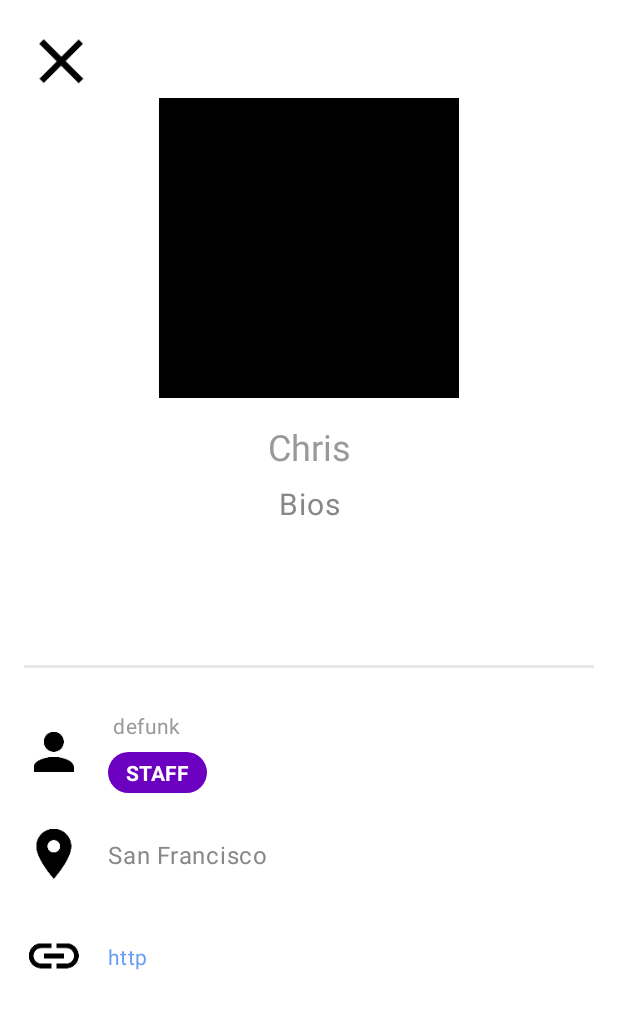
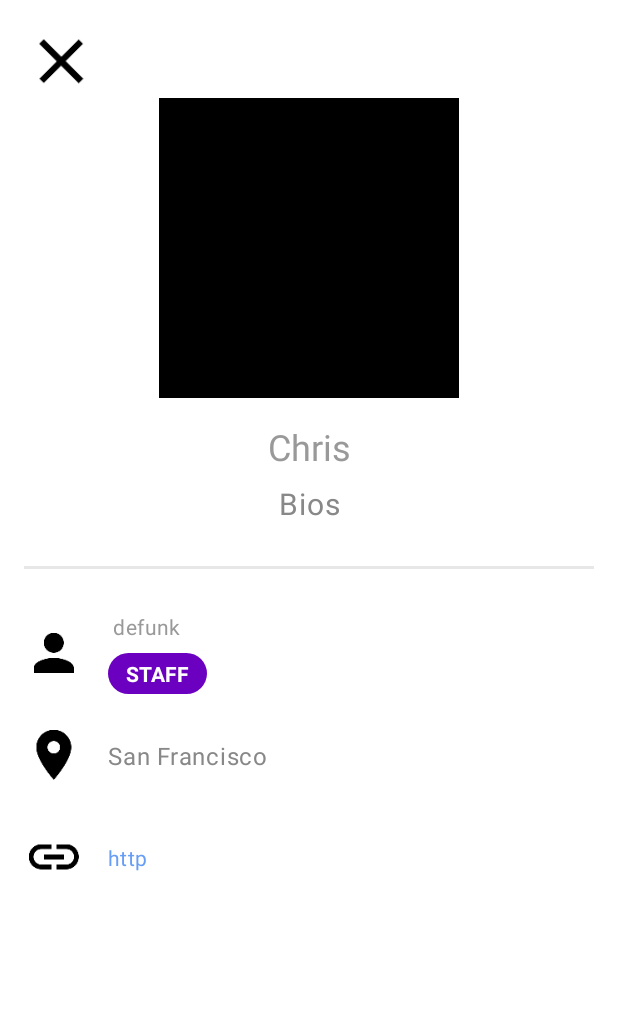
Before and after one commit to aptx113/github-users-app-assignment, an Android app: the layout fragment_detail.xml on its own in the app's theme, with its tools: preview values and no code run, on a phone screen of 412 x 824 dp. Shown: the top 1009 px of the screen. Run offline under Robolectric (Android 15) with nearby library versions, the phone set to English and light mode, and no system bars.

Commit message:
Create getSingleUserResult in DetailViewModel. Display userDetail in corresponding Detail after click item in Home

```diff
--- a/app/src/main/java/com/danteyu/studio/githubusersapp/network/GitHubApiService.kt
+++ b/app/src/main/java/com/danteyu/studio/githubusersapp/network/GitHubApiService.kt
@@ -55,8 +55,8 @@ interface GitHubApiService {
     @GET("users")
     fun getAllGitHubUserAsync(): Deferred<List<GitHubUser>>
 
-    @GET("users/{:username}")
-    fun getSingleGitHubUserAsync(@Path(":username") username: String): Deferred<GitHubUser>
+    @GET("users/{username}")
+    fun getSingleGitHubUserAsync(@Path("username") username: String): Deferred<GitHubUser>
 
 }
 
--- a/app/src/main/res/layout/fragment_detail.xml
+++ b/app/src/main/res/layout/fragment_detail.xml
@@ -4,6 +4,8 @@
     xmlns:tools="http://schemas.android.com/tools">
 
     <data>
+
+        <import type="android.view.View" />
 
         <variable
             name="viewModel"
@@ -32,6 +34,7 @@
             android:layout_width="200dp"
             android:layout_height="0dp"
             android:layout_marginTop="65dp"
+            app:imageUrl="@{viewModel.userDetail.avatarUrl}"
             app:layout_constraintDimensionRatio="1:1"
             app:layout_constraintEnd_toEndOf="parent"
             app:layout_constraintStart_toStartOf="parent"
@@ -43,6 +46,7 @@
             android:layout_width="wrap_content"
             android:layout_height="wrap_content"
             android:layout_marginTop="@dimen/space_normal"
+            android:text="@{viewModel.userDetail.name}"
             android:textAppearance="@style/CustomHeadline5"
             app:layout_constraintEnd_toEndOf="parent"
             app:layout_constraintStart_toStartOf="parent"
@@ -54,6 +58,7 @@
             android:layout_width="wrap_content"
             android:layout_height="wrap_content"
             android:layout_marginTop="@dimen/space_small"
+            android:text="@{viewModel.userDetail.bio}"
             android:textAppearance="@style/CustomTextAppearanceBody1"
             app:layout_constraintEnd_toEndOf="parent"
             app:layout_constraintStart_toStartOf="parent"
@@ -65,12 +70,11 @@
             android:layout_width="0dp"
             android:layout_height="2dp"
             android:layout_marginHorizontal="@dimen/space_normal"
-            android:layout_marginTop="@dimen/space_normal"
+            android:layout_marginTop="28dp"
             android:background="@color/gray_e7e7e7"
-            app:layout_constraintBottom_toBottomOf="parent"
             app:layout_constraintEnd_toEndOf="parent"
             app:layout_constraintStart_toStartOf="parent"
-            app:layout_constraintTop_toTopOf="parent"
+            app:layout_constraintTop_toBottomOf="@id/text_detail_bio"
             app:layout_constraintVertical_bias="0.53" />
 
         <com.google.android.material.imageview.ShapeableImageView
@@ -89,6 +93,7 @@
             android:layout_width="wrap_content"
             android:layout_height="wrap_content"
             android:layout_marginStart="@dimen/space_normal"
+            android:text="@{viewModel.userDetail.login}"
             android:textAppearance="@style/CustomTextAppearanceBody2"
             app:layout_constraintBottom_toTopOf="@id/badge_detail_site_admin_"
             app:layout_constraintStart_toEndOf="@id/image_detail_login"
@@ -107,6 +112,7 @@
             android:text="@string/staff"
             android:textColor="@color/white"
             android:textStyle="bold"
+            android:visibility="@{viewModel.userDetail.siteAdmin == false ? View.GONE: View.VISIBLE}"
             app:layout_constraintBottom_toBottomOf="@id/image_detail_login"
             app:layout_constraintStart_toEndOf="@id/image_detail_login"
             app:layout_constraintTop_toBottomOf="@id/text_detail_login" />
@@ -127,6 +133,7 @@
             android:layout_width="wrap_content"
             android:layout_height="wrap_content"
             android:layout_marginStart="@dimen/space_normal"
+            android:text="@{viewModel.userDetail.location}"
             android:textAppearance="@style/TextAppearance.MaterialComponents.Body1"
             android:textColor="@color/gray_888888"
             app:layout_constraintBottom_toBottomOf="@id/image_detail_location"
@@ -150,6 +157,7 @@
             android:layout_width="wrap_content"
             android:layout_height="wrap_content"
             android:layout_marginStart="@dimen/space_normal"
+            android:text="@{viewModel.userDetail.blog}"
             android:textAppearance="@style/CustomTextAppearanceBody2"
             android:textColor="@color/primaryColor"
             app:layout_constraintBottom_toBottomOf="@id/image_detail_blog"
@@ -157,6 +165,25 @@
             app:layout_constraintTop_toTopOf="@id/image_detail_blog"
             tools:text="http" />
 
+        <ProgressBar
+            android:layout_width="wrap_content"
+            android:layout_height="wrap_content"
+            app:layout_constraintBottom_toBottomOf="parent"
+            app:layout_constraintEnd_toEndOf="parent"
+            app:layout_constraintStart_toStartOf="parent"
+            app:layout_constraintTop_toTopOf="parent"
+            app:setupApiStatus="@{viewModel.status}"
+            tools:visibility="gone" />
+
+        <com.google.android.material.textview.MaterialTextView
+            android:layout_width="wrap_content"
+            android:layout_height="wrap_content"
+            app:layout_constraintBottom_toBottomOf="parent"
+            app:layout_constraintEnd_toEndOf="parent"
+            app:layout_constraintStart_toStartOf="parent"
+            app:layout_constraintTop_toTopOf="parent"
+            app:setupApiErrorMessage="@{viewModel.error}"
+            tools:visibility="gone" />
 
     </androidx.constraintlayout.widget.ConstraintLayout>
 </layout>
```
Also changed, not shown: app/src/main/java/com/danteyu/studio/githubusersapp/detail/DetailViewModel.kt (+40 -0 lines).
